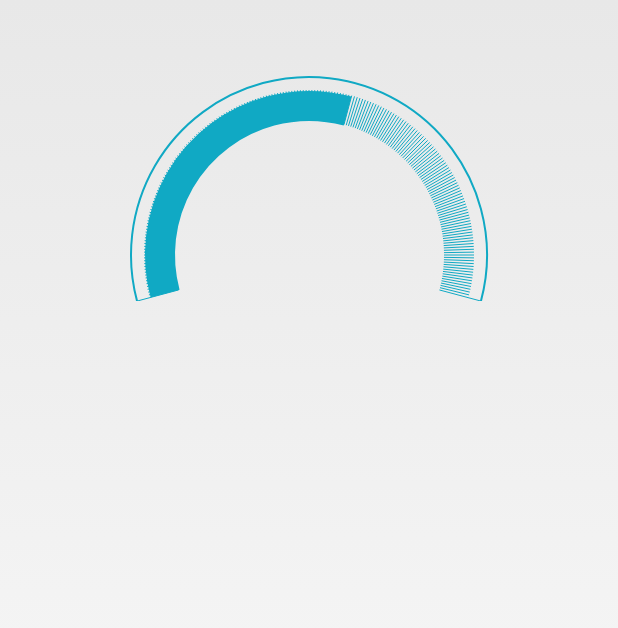
After one commit to JayZhaoCN/CustomActionBar, an Android app: the layout activity_testweekactive.xml on its own in the app's theme, with its tools: preview values and no code run, on a phone screen of 412 x 824 dp. The commit adds this screen. Shown: the top 628 px of the screen. Run offline under Robolectric (Android 15) with nearby library versions, the phone set to English and light mode, and no system bars.

Commit message:
周活初步

```diff
--- a/app/src/main/AndroidManifest.xml
+++ b/app/src/main/AndroidManifest.xml
@@ -44,6 +44,7 @@
         <activity android:name=".another_world.DownloadActivity"/>
         <activity android:name=".another_world.CustomViewActivity"/>
         <activity android:name=".another_world.mvp.LoginActivity"/>
+        <activity android:name=".another_world.weekactive.TestWeekActiveActivity"/>
     </application>
 
 </manifest>
--- a/app/src/main/java/com/jayzhao/customactionbar/MainActivity.java
+++ b/app/src/main/java/com/jayzhao/customactionbar/MainActivity.java
@@ -34,6 +34,7 @@ import com.jayzhao.customactionbar.another_world.WeekActiveTimeActivity;
 import com.jayzhao.customactionbar.another_world.WheelMainActivity;
 import com.jayzhao.customactionbar.another_world.mvp.LoginActivity;
 import com.jayzhao.customactionbar.another_world.mvp.LoginListener;
+import com.jayzhao.customactionbar.another_world.weekactive.TestWeekActiveActivity;
 
 import java.io.File;
 import java.lang.ref.WeakReference;
@@ -288,8 +289,15 @@ public class MainActivity extends MyBaseTitleActivity implements View.OnClickLis
 
         mPromptDialogText = (TextView) findViewById(R.id.promptDiglog);
         mPromptDialogText.setOnClickListener(this);
+        mPromptDialogText.setOnLongClickListener(new View.OnLongClickListener() {
+            @Override
+            public boolean onLongClick(View v) {
+                startActivity(new Intent(MainActivity.this, TestWeekActiveActivity.class));
+                return true;
+            }
+        });
 
-        mPromptDialogText.setOnLongClickListener(new View.OnLongClickListener() {
+/*        mPromptDialogText.setOnLongClickListener(new View.OnLongClickListener() {
             @Override
             public boolean onLongClick(View v) {
                 DownloadManager manager = (DownloadManager) getSystemService(DOWNLOAD_SERVICE);
@@ -325,7 +333,7 @@ public class MainActivity extends MyBaseTitleActivity implements View.OnClickLis
                 mDownloadHandler.sendMessage(message);
                 return true;
             }
-        });
+        });*/
 
         mNextPage = (TextView) findViewById(R.id.nextPage);
         mNextPage.setOnClickListener(this);
--- /dev/null
+++ b/app/src/main/java/com/jayzhao/customactionbar/another_world/weekactive/TestWeekActiveActivity.java
@@ -0,0 +1,17 @@
+package com.jayzhao.customactionbar.another_world.weekactive;
+
+import android.os.Bundle;
+
+import com.jayzhao.customactionbar.MyBaseTitleActivity;
+import com.jayzhao.customactionbar.R;
+
+/**
+ * Created by Jay on 16-9-12.
+ */
+public class TestWeekActiveActivity extends MyBaseTitleActivity {
+    @Override
+    protected void onCreate(Bundle savedInstanceState) {
+        super.onCreate(savedInstanceState);
+        setContentView(R.layout.activity_testweekactive);
+    }
+}
--- /dev/null
+++ b/app/src/main/java/com/jayzhao/customactionbar/another_world/weekactive/WeekActiveCircle.java
@@ -0,0 +1,160 @@
+package com.jayzhao.customactionbar.another_world.weekactive;
+
+import android.content.Context;
+import android.content.res.Resources;
+import android.content.res.TypedArray;
+import android.graphics.Canvas;
+import android.graphics.Paint;
+import android.graphics.Rect;
+import android.graphics.RectF;
+import android.util.AttributeSet;
+import android.util.Log;
+import android.view.View;
+
+import com.jayzhao.customactionbar.R;
+
+/**
+ * Created by Jay on 16-9-12.
+ * 周活跃详情圆形自定义控件
+ */
+public class WeekActiveCircle extends View {
+    private static final String TAG = "WeekActiveCircle";
+
+    private static final float MARGIN = 5.0f;
+    private float mDensity = 0f;
+
+    private Context mContext = null;
+    private int mRadius = 0;
+    private int mDegree = 0;
+    private int mWidth = 0;
+    private int mHeight = 0;
+    private int mStrokeWidth = 2;
+    private int mLineWidth = 1;
+    private int mLineLength = 30;
+    private int mGap = 15;
+
+    private Paint mCirclePaint = null;
+    private Paint mLinePaint = null;
+    private Paint mProgressPaint = null;
+    private Resources mResources = null;
+    private RectF mRect = null;
+    private RectF mProgressRect = null;
+    private float mLinePoints[] = null;
+
+    public WeekActiveCircle(Context context) {
+        this(context, null);
+    }
+
+    public WeekActiveCircle(Context context, AttributeSet attrs) {
+        this(context, attrs, 0);
+    }
+
+    public WeekActiveCircle(Context context, AttributeSet attrs, int defStyleAttr) {
+        super(context, attrs, defStyleAttr);
+        init(context);
+        obtainStyledAttr(attrs, defStyleAttr);
+    }
+
+    private void init(Context context) {
+        mContext = context;
+        mResources = mContext.getResources();
+        mCirclePaint = new Paint(Paint.ANTI_ALIAS_FLAG);
+        mCirclePaint.setStyle(Paint.Style.STROKE);
+        mCirclePaint.setStrokeWidth(mStrokeWidth);
+        mCirclePaint.setColor(mResources.getColor(R.color.blue_light));
+
+        mLinePaint = new Paint(Paint.ANTI_ALIAS_FLAG);
+        mLinePaint.setStyle(Paint.Style.STROKE);
+        mLinePaint.setStrokeWidth(mLineWidth);
+        mLinePaint.setColor(mResources.getColor(R.color.blue_light));
+
+        mProgressPaint = new Paint(Paint.ANTI_ALIAS_FLAG);
+        mProgressPaint.setColor(mResources.getColor(R.color.blue_light));
+        mProgressPaint.setStyle(Paint.Style.STROKE);
+        mProgressPaint.setStrokeWidth(mLineLength);
+
+        mDensity = getDensity(mContext);
+    }
+
+    private void obtainStyledAttr(AttributeSet attrs, int defStyleAttr) {
+        TypedArray ta = mContext.obtainStyledAttributes(attrs, R.styleable.WeekActiveCircle, 0, defStyleAttr);
+        mRadius = ta.getDimensionPixelOffset(R.styleable.WeekActiveCircle_CircleRadius, 100);
+        mDegree = ta.getInt(R.styleable.WeekActiveCircle_CircleDegree, 120);
+        ta.recycle();
+    }
+
+    @Override
+    protected void onMeasure(int widthMeasureSpec, int heightMeasureSpec) {
+        int desireHeight = (int) (mRadius + mRadius * Math.sin(Math.toRadians(90 - mDegree / 2)));
+        int desireWidth = 2 * mRadius;
+        Log.i(TAG, "height is: " + desireHeight);
+        Log.i(TAG, "width is: " + desireWidth);
+
+        mWidth = View.resolveSize(desireWidth, widthMeasureSpec);
+        mHeight = View.resolveSize(desireHeight, heightMeasureSpec);
+        Log.i(TAG, "mWidth is: " + mWidth);
+        Log.i(TAG, "mHeight is: " + mHeight);
+        setMeasuredDimension(mWidth, mHeight);
+    }
+
+    @Override
+    protected void onSizeChanged(int w, int h, int oldw, int oldh) {
+        super.onSizeChanged(w, h, oldw, oldh);
+        Rect rect = new Rect();
+        rect.left = getPaddingLeft();
+        rect.top = getPaddingTop();
+        rect.right = w - getPaddingRight();
+        rect.bottom = h - getPaddingBottom();
+
+        mRect = new RectF(mStrokeWidth, mStrokeWidth, w - mStrokeWidth, w - mStrokeWidth);
+        mProgressRect = new RectF
+                (mStrokeWidth / 2 + mLineLength, mStrokeWidth / 2 + mLineLength,
+                        w - mStrokeWidth / 2  - mLineLength, w - mStrokeWidth / 2 - mLineLength);
+    }
+
+    @Override
+    protected void onDraw(Canvas canvas) {
+        super.onDraw(canvas);
+        canvas.drawArc(mRect, 90 + mDegree / 2, 360 - mDegree, false, mCirclePaint);
+        drawLines(canvas);
+        canvas.drawArc(mProgressRect, 90 + mDegree / 2, 360 - mDegree - 90, false, mProgressPaint);
+    }
+
+    private void drawLines(Canvas canvas) {
+        if(mLinePoints == null) {
+            Log.i(TAG, "create new lines!");
+            mLinePoints = new float[(360 - mDegree + 1) * 4];
+            float outerX, outerY, innerX, innerY;
+            int outerR = mRadius - mGap;
+            int innerR = mRadius - mGap - mLineLength;
+            int startDegree = 90 + mDegree / 2;
+            for (int i = 0; i <= 360 - mDegree; i++) {
+                if(i == 0 || i == 360 - mDegree) {
+                    outerX = (float) (mRadius + mRadius * Math.cos(Math.toRadians(startDegree + i)));
+                    outerY = (float) (mRadius + mRadius * Math.sin(Math.toRadians(startDegree + i)));
+                    innerX = (float) (mRadius + innerR * Math.cos(Math.toRadians(startDegree + i)));
+                    innerY = (float) (mRadius + innerR * Math.sin(Math.toRadians(startDegree + i)));
+                } else {
+                    outerX = (float) (mRadius + outerR * Math.cos(Math.toRadians(startDegree + i)));
+                    outerY = (float) (mRadius + outerR * Math.sin(Math.toRadians(startDegree + i)));
+                    innerX = (float) (mRadius + innerR * Math.cos(Math.toRadians(startDegree + i)));
+                    innerY = (float) (mRadius + innerR * Math.sin(Math.toRadians(startDegree + i)));
+                }
+                mLinePoints[i * 4] = outerX;
+                mLinePoints[i * 4 + 1] = outerY;
+                mLinePoints[i * 4 + 2] = innerX;
+                mLinePoints[i * 4 + 3] = innerY;
+            }
+        }
+        canvas.drawLines(mLinePoints, 0, (360 - mDegree + 1) * 4, mLinePaint);
+    }
+
+    public static float getDensity(Context context) {
+        float density = 0;
+        if (context == null) {
+            return 3f;
+        }
+        density = context.getResources().getDisplayMetrics().density;
+        return density;
+    }
+}
--- /dev/null
+++ b/app/src/main/res/layout/activity_testweekactive.xml
@@ -0,0 +1,16 @@
+<?xml version="1.0" encoding="utf-8"?>
+<LinearLayout xmlns:android="http://schemas.android.com/apk/res/android"
+    android:orientation="vertical" android:layout_width="match_parent"
+    android:layout_height="match_parent"
+    xmlns:app="http://schemas.android.com/apk/res-auto">
+
+    <com.jayzhao.customactionbar.another_world.weekactive.WeekActiveCircle
+        app:CircleRadius="120dp"
+        app:CircleDegree="150"
+        android:layout_marginTop="50dp"
+        android:layout_gravity="center_horizontal"
+        android:id="@+id/week_active"
+        android:layout_width="wrap_content"
+        android:layout_height="wrap_content" />
+
+</LinearLayout>
--- a/app/src/main/res/values/attrs.xml
+++ b/app/src/main/res/values/attrs.xml
@@ -82,4 +82,9 @@
         <attr name="radius1" format="dimension"/>
         <attr name="radius2" format="dimension"/>
     </declare-styleable>
+
+    <declare-styleable name="WeekActiveCircle">
+        <attr name="CircleRadius" format="dimension"/>
+        <attr name="CircleDegree" format="integer"/>
+    </declare-styleable>
 </resources>
```
